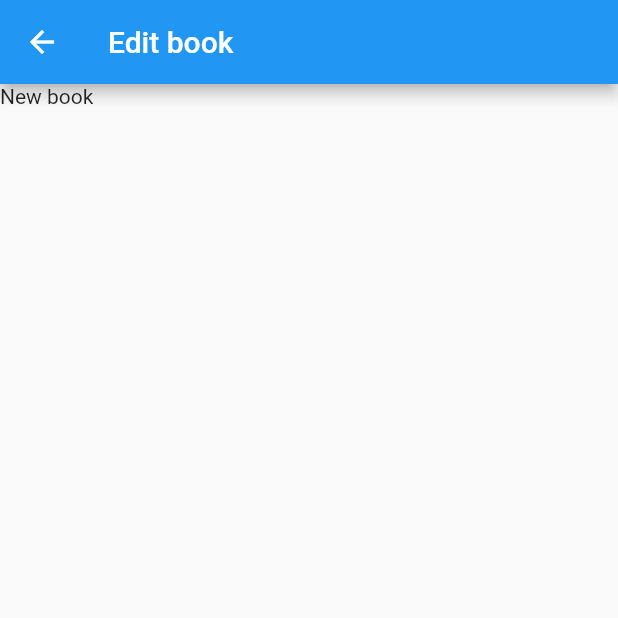
After one commit to sberruer/flutter_mylibrary, a Flutter app: the EditBook screen opened directly, on a phone screen of 412 x 824 dp, the top half of it. The commit adds this screen. Run offline on Flutter 3.47's test engine with Material 2 defaults, Android fonts, the phone set to English and light mode, and no system bars.

Commit message:
feat: add an edit page and navigator

```diff
--- a/lib/main.dart
+++ b/lib/main.dart
@@ -1,4 +1,5 @@
 import 'package:flutter/material.dart';
+import 'package:flutter_mylibrary/page/EditBook.dart';
 import 'package:flutter_mylibrary/service/BookService.dart';
 import 'package:flutter_mylibrary/widget/CoverPlaceholder.dart';
 
@@ -54,7 +55,9 @@ class _MyHomePageState extends State<MyHomePage> {
           itemBuilder: (_, index) {
             return ListTile(
                 leading: CoverPlaceholder(),
-                title: Text("Book"));
+                title: Text("Book"),
+              onTap: () => Navigator.push(context, MaterialPageRoute(builder: (context) => EditBook())),
+            );
           }),
       floatingActionButton: FloatingActionButton(
 //        onPressed: _incrementCounter,
--- /dev/null
+++ b/lib/page/EditBook.dart
@@ -0,0 +1,23 @@
+import 'package:flutter/material.dart';
+
+class EditBook extends StatefulWidget {
+  String title = "Edit book";
+
+  @override
+  _EditBookState createState() => _EditBookState();
+}
+
+class _EditBookState extends State<EditBook> {
+  @override
+  Widget build(BuildContext context) {
+    return Scaffold(
+      appBar: AppBar(
+        title: Text(widget.title),
+      ),
+      body: ListView(
+        children: <Widget>[Text("New book")],
+      ),
+    );
+    ;
+  }
+}
```
